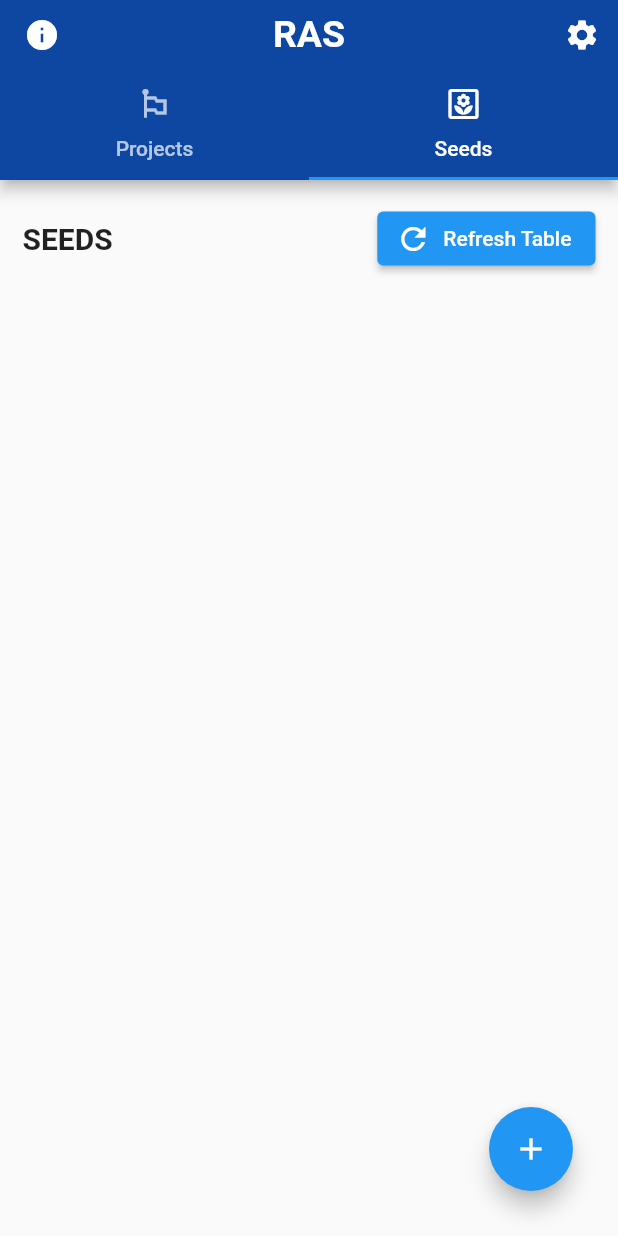
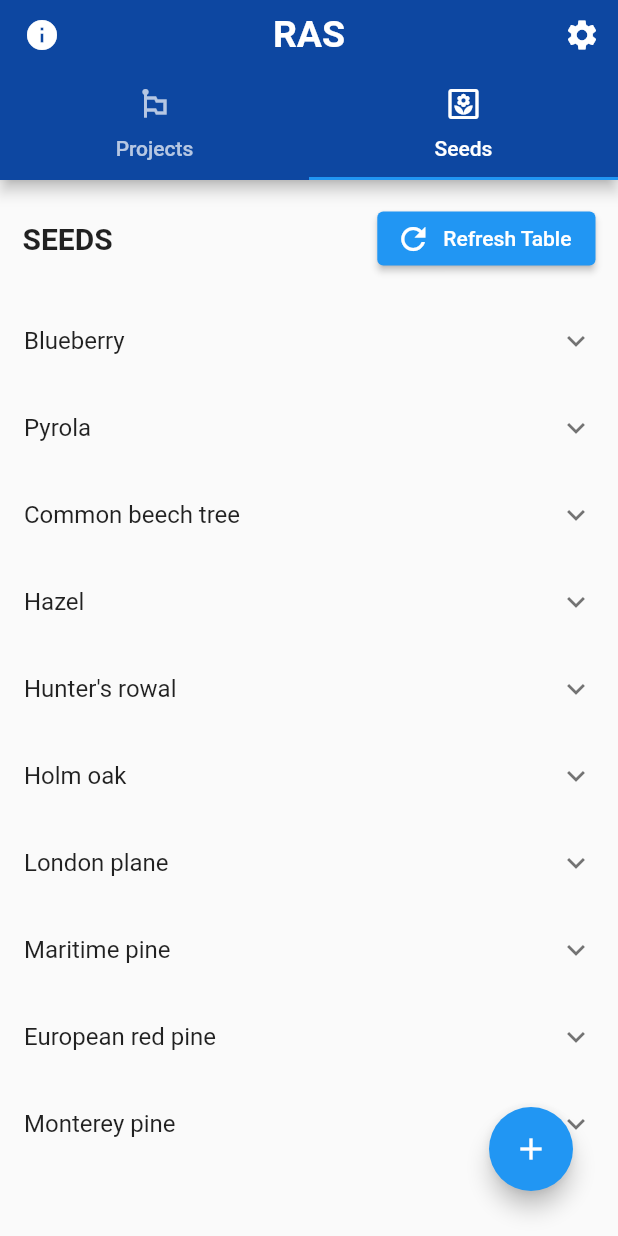
Before and after one commit to LiquidGalaxyLAB/reforestation-assistant-simulator, a Flutter app: the screen it shows after launch, tab 3 chosen, on a phone screen of 412 x 824 dp. Run offline on Flutter 3.47's test engine with Material 2 defaults, Android fonts, the phone set to English and light mode, and no system bars; our stand-ins replace geolocator, google_maps_flutter, image_picker, permission_handler, sembast, shared_preferences; missing offline and left inert: ssh.

Commit message:
added mockdata

```diff
--- /dev/null
+++ b/ras/lib/@fakedb/Projects.dart
@@ -0,0 +1,146 @@
+import 'package:google_maps_flutter/google_maps_flutter.dart';
+import 'package:ras/@fakedb/Seeds.dart';
+import 'package:ras/models/Gmap.dart';
+import 'package:ras/models/Project.dart';
+import 'package:ras/models/Seed.dart';
+import 'package:ras/models/kml/LookAt.dart';
+import 'package:ras/models/kml/Placemark.dart';
+import 'package:ras/models/kml/Point.dart';
+import 'package:ras/models/kml/Polygon.dart' as poly;
+import 'package:uuid/uuid.dart';
+
+var uuid = Uuid();
+List<Seed> seeds = FakeSeeds.seeds;
+
+class FakeProjects {
+  static List<Project> projects = [
+    Project(
+      '',
+      'Atlantic forest (Spain)',
+      DateTime.parse('2021-06-21'),
+      'Drone',
+      'Gijón',
+      DateTime.parse('2021-06-25'),
+      DateTime.parse('2422-06-25'),
+      -15,
+      27,
+      94,
+      96,
+      [
+        seeds[0],
+        seeds[1],
+        seeds[3],
+      ],
+      85,
+      15,
+      7,
+      'West',
+      800,
+      1500,
+      786.21,
+      1200,
+      7,
+      false,
+      8,
+      2,
+      Gmap(
+          [
+            Placemark(
+              uuid.v1(),
+              'Blueberry',
+              'Vaccinium myrtillus',
+              LookAt(43.54694921619998, -5.537021652090414, '1492.665945696469',
+                  '45', '0'),
+              Point(43.54694921619998, -5.537021652090414),
+            ),
+            Placemark(
+              uuid.v1(),
+              'Pyrola',
+              'Pyrola minor',
+              LookAt(43.54702069616535, -5.535044697705636, '1492.665945696469',
+                  '45', '0'),
+              Point(43.54702069616535, -5.535044697705636),
+            ),
+            Placemark(
+              uuid.v1(),
+              'Hazel',
+              'Corylus avellana',
+              LookAt(43.54653476325108, -5.537103092067886, '1492.665945696469',
+                  '45', '0'),
+              Point(43.54653476325108, -5.537103092067886),
+            ),
+          ],
+          poly.Polygon('AREA', [
+            LatLng(-5.53767398012852, 43.54707883115945),
+            LatLng(-5.536740107669146, 43.545447737735),
+            LatLng(-5.534711203286956, 43.54583519470048),
+            LatLng(-5.534377954339718, 43.54724062357167),
+          ])),
+    ),
+    Project(
+      '',
+      'Mediterranian forest',
+      DateTime.parse('2021-06-21'),
+      'Drone',
+      'East Spain',
+      DateTime.parse('2021-06-25'),
+      DateTime.parse('2046-06-25'),
+      -10,
+      42,
+      6,
+      72,
+      [
+        seeds[5],
+        seeds[6],
+        seeds[7],
+        seeds[8],
+        seeds[9],
+      ],
+      95,
+      5,
+      40,
+      'East',
+      600,
+      1200,
+      368.25,
+      800,
+      6,
+      false,
+      9,
+      3,
+      Gmap(
+          [
+            Placemark(
+              uuid.v1(),
+              'Holm oak',
+              'Quercus ilex',
+              LookAt(41.18133716802097, 1.297154402594893, '1492.665945696469',
+                  '45', '0'),
+              Point(41.18133716802097, 1.297154402594893),
+            ),
+            Placemark(
+              uuid.v1(),
+              'Pyrola',
+              'Pyrola minor',
+              LookAt(41.18020003376241, 1.297145299230351, '1492.665945696469',
+                  '45', '0'),
+              Point(41.18020003376241, 1.297145299230351),
+            ),
+            Placemark(
+              uuid.v1(),
+              'Hazel',
+              'Corylus avellana',
+              LookAt(41.18112964511963, 1.296974634002921, '1492.665945696469',
+                  '45', '0'),
+              Point(41.18112964511963, 1.296974634002921),
+            ),
+          ],
+          poly.Polygon('AREA', [
+            LatLng(1.294908694546892, 41.18191515769373),
+            LatLng(1.29662875956615, 41.18230377069928),
+            LatLng(1.296869305404638, 41.18094283127643),
+            LatLng(1.298394044132793, 41.1806360002503),
+          ])),
+    )
+  ];
+}
--- /dev/null
+++ b/ras/lib/@fakedb/Seeds.dart
@@ -0,0 +1,106 @@
+import 'package:ras/models/Seed.dart';
+
+class FakeSeeds {
+  static List<Seed> seeds = [
+    Seed('',
+    'Blueberry',
+    'Vaccinium myrtillus',
+    '',
+    1.8,
+    97.0,
+    20,
+    2.5,
+    0.40,
+    32),
+    Seed('',
+    'Pyrola',
+    'Pyrola minor',
+    '',
+    3.4,
+    97.0,
+    15,
+    0.2,
+    2.50,
+    40),
+    Seed('',
+    'Common beech tree',
+    'Fagus sylvatica',
+    '',
+    4.8,
+    98.0,
+    400,
+    35,
+    1.99,
+    90),
+    Seed('',
+    'Hazel',
+    'Corylus avellana',
+    '',
+    5.2,
+    92,
+    120,
+    4,
+    1.55,
+    100),
+    Seed('',
+    'Hunter\'s rowal',
+    'Sorbus aucuparia',
+    '',
+    2.3,
+    96,
+    23,
+    18,
+    0.99,
+    74),
+    Seed('',
+    'Holm oak',
+    'Quercus ilex',
+    '',
+    5,
+    80,
+    260,
+    20,
+    0.39,
+    593.17),
+    Seed('',
+    'London plane',
+    'Platanus x hispanica',
+    '',
+    21.6,
+    90,
+    300,
+    30,
+    0.6,
+    184.2),
+    Seed('',
+    'Maritime pine',
+    'Pinus pinaster',
+    '',
+    18.3,
+    90,
+    260,
+    30,
+    2.33,
+    2.33),
+    Seed('',
+    'European red pine',
+    'Pinus sylvestris',
+    '',
+    3.3,
+    80,
+    200,
+    30,
+    1.99,
+    1.99),
+    Seed('',
+    'Monterey pine',
+    'Pinus radiata',
+    '',
+    38.3,
+    75,
+    150,
+    40,
+    3.65,
+    3.65),
+ ];
+}
--- a/ras/lib/main.dart
+++ b/ras/lib/main.dart
@@ -1,5 +1,9 @@
 import 'package:flutter/material.dart';
 import 'package:flutter/services.dart';
+import 'package:ras/@fakedb/Projects.dart';
+import 'package:ras/@fakedb/Seeds.dart';
+import 'package:ras/repositories/Project.dart';
+import 'package:ras/repositories/Seed.dart';
 import 'package:ras/screens/AboutScreen.dart';
 import 'package:ras/screens/HomeScreen.dart';
 import 'package:ras/screens/ProjectBuilder.dart';
@@ -9,16 +13,39 @@ import 'package:ras/screens/Settings.dart';
 import 'package:ras/screens/MapBuilder.dart';
 import 'package:ras/screens/SplashScreen.dart';
 import 'package:ras/screens/TestPlayground.dart';
+import 'package:shared_preferences/shared_preferences.dart';
 
 void main() {
   runApp(MyApp());
 }
 
 class MyApp extends StatelessWidget {
+  checkLocalStorage() async {
+    SharedPreferences preferences = await SharedPreferences.getInstance();
+    bool? isFirst = await preferences.getBool('first_time');
+    if (isFirst == null || isFirst) {
+      await preferences.setBool('first_time', false);
+      populateAppWithMockData();
+    }
+  }
+
+  populateAppWithMockData() {
+    FakeSeeds.seeds.forEach((element) async {
+      await SeedRepository().create(element);
+    });
+    FakeProjects.projects.forEach((element) async {
+      await ProjectRepository().create(element);
+    });
+  }
+
   // This widget is the root of your application.
   @override
   Widget build(BuildContext context) {
+    // Fix orientation
     SystemChrome.setPreferredOrientations([DeviceOrientation.portraitUp]);
+
+    // Check if it is first time on the app, if it is first time, load mockdata
+    checkLocalStorage();
 
     return MaterialApp(
       title: 'RAS',
```
